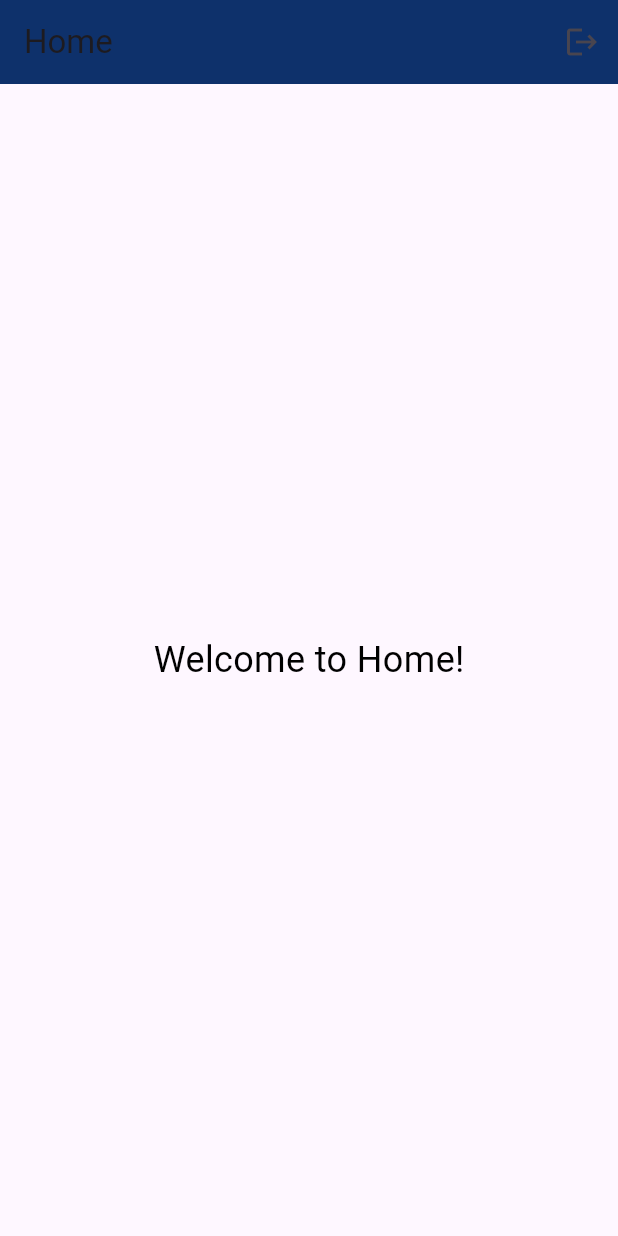
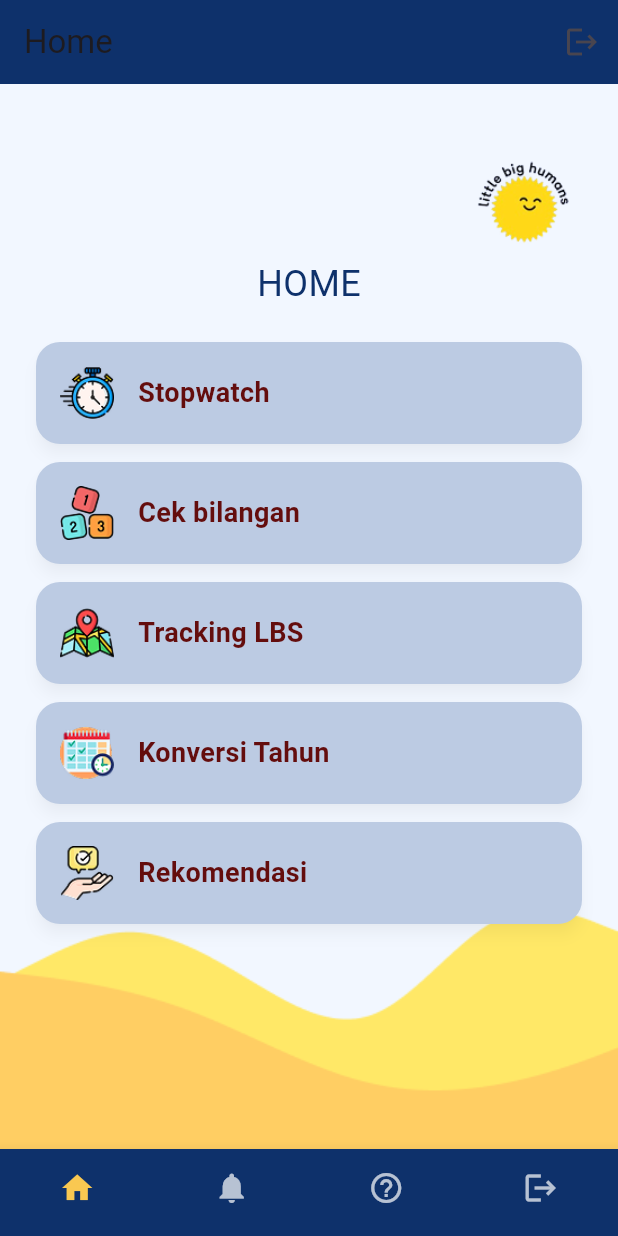
Before and after one commit to Ayazzzzzzz/Tugas3_TPM, a Flutter app: the Home screen opened directly, on a phone screen of 412 x 824 dp. Run offline on Flutter 3.47's test engine with Material 3 defaults, Android fonts, the phone set to English and light mode, and no system bars; our stand-ins replace geolocator, google_fonts, google_maps_flutter, shared_preferences; accounts and stored records are empty.

Commit message:
home, tp belum kelar

```diff
--- a/lib/home.dart
+++ b/lib/home.dart
@@ -1,5 +1,13 @@
 import 'package:flutter/material.dart';
-import 'package:tugas3_tpm/login.dart';
+import 'package:google_fonts/google_fonts.dart';
+import 'package:shared_preferences/shared_preferences.dart';
+import 'login.dart';
+import 'package:tugas3_tpm/pages/stopwatch.dart';
+import 'package:tugas3_tpm/pages/cekbilangan.dart';
+import 'package:tugas3_tpm/pages/lbs_tracking.dart';
+import 'package:tugas3_tpm/pages/konversi_waktu.dart';
+import 'package:tugas3_tpm/pages/rekomendasi_list.dart';
+
 
 class Home extends StatelessWidget {
   const Home({super.key});
@@ -15,15 +23,16 @@ class Home extends StatelessWidget {
             TextButton(
               child: const Text('Batal'),
               onPressed: () {
-                Navigator.of(dialogContext).pop(); // Tutup dialog
+                Navigator.of(dialogContext).pop();
               },
             ),
             TextButton(
               child: const Text('Logout'),
-              onPressed: () {
-                Navigator.of(dialogContext).pop(); // Tutup dialog
-
-                // Arahkan langsung ke halaman login dan hapus semua route sebelumnya
+              onPressed: () async {
+                SharedPreferences prefs = await SharedPreferences.getInstance();
+                await prefs.remove('isLoggedIn');
+                await prefs.remove('userEmail');
+                Navigator.of(dialogContext).pop();
                 Navigator.of(context).pushAndRemoveUntil(
                   MaterialPageRoute(builder: (context) => const Login()),
                       (route) => false,
@@ -36,12 +45,54 @@ class Home extends StatelessWidget {
     );
   }
 
+  Widget buildMenuButton(String title, String assetPath, VoidCallback onTap) {
+    return Padding(
+      padding: const EdgeInsets.symmetric(vertical: 6.0),
+      child: Material(
+        color: Colors.transparent,
+        elevation: 4,
+        borderRadius: BorderRadius.circular(16),
+        shadowColor: Colors.black.withOpacity(0.2),
+        child: InkWell(
+          onTap: onTap,
+          borderRadius: BorderRadius.circular(16),
+          splashColor: Colors.yellow.withOpacity(0.2),
+          child: Container(
+            width: double.infinity,
+            decoration: BoxDecoration(
+              color: const Color(0xFFBCCBE3),
+              borderRadius: BorderRadius.circular(16),
+            ),
+            padding: const EdgeInsets.symmetric(vertical: 16.0, horizontal: 16.0),
+            child: Row(
+              children: [
+                Image.asset(assetPath, width: 36, height: 36),
+                const SizedBox(width: 16),
+                Expanded(
+                  child: Text(
+                    title,
+                    style: GoogleFonts.inriaSans(
+                      fontSize: 18,
+                      fontWeight: FontWeight.w700,
+                      color: const Color(0xFF640D0D),
+                    ),
+                  ),
+                ),
+              ],
+            ),
+          ),
+        ),
+      ),
+    );
+  }
+
   @override
   Widget build(BuildContext context) {
     return Scaffold(
+      backgroundColor: const Color(0xFFF2F7FF),
       appBar: AppBar(
         title: const Text('Home'),
-        backgroundColor: const Color.fromARGB(255, 14, 49, 107),
+        backgroundColor: const Color(0xFF0E316B),
         actions: [
           IconButton(
             icon: const Icon(Icons.logout),
@@ -50,11 +101,97 @@ class Home extends StatelessWidget {
           ),
         ],
       ),
-      body: const Center(
-        child: Text(
-          'Welcome to Home!',
-          style: TextStyle(fontSize: 24, color: Colors.black),
-        ),
+      body: Stack(
+        children: [
+          Align(
+            alignment: Alignment.bottomCenter,
+            child: Image.asset(
+              "asset/bg.png",
+              fit: BoxFit.cover,
+              width: double.infinity,
+            ),
+          ),
+          Padding(
+            padding: const EdgeInsets.symmetric(horizontal: 24.0, vertical: 48.0),
+            child: Column(
+              children: [
+                Align(
+                  alignment: Alignment.topRight,
+                  child: Image.asset("asset/logo.png", height: 60),
+                ),
+                const SizedBox(height: 8),
+                Center(
+                  child: Text(
+                    "HOME",
+                    style: GoogleFonts.rubikMonoOne(
+                      fontSize: 24,
+                      color: const Color(0xFF0E316B),
+                    ),
+                  ),
+                ),
+                const SizedBox(height: 16),
+                Expanded(
+                  child: SingleChildScrollView(
+                    child: Column(
+                      children: [
+                        buildMenuButton("Stopwatch", "asset/Stopwatch.png", () {
+                          Navigator.push(
+                            context,
+                            MaterialPageRoute(builder: (context) => const StopwatchPage()),
+                          );
+                        }),
+
+                        buildMenuButton("Cek bilangan", "asset/Numbers.png", () {
+                          Navigator.push(
+                            context,
+                            MaterialPageRoute(builder: (context) => const CekBilangan()),
+                          );
+                        }),
+
+                        buildMenuButton("Tracking LBS", "asset/Map.png", () {
+                          Navigator.push(
+                            context,
+                            MaterialPageRoute(builder: (context) => const LBSTrackingPage()),
+                          );
+                        }),
+
+                        buildMenuButton("Konversi Tahun", "asset/Timetable.png", () {
+                          Navigator.push(
+                            context,
+                            MaterialPageRoute(builder: (context) => KonversiWaktuPage()),
+                          );
+                        }),
+
+                        buildMenuButton("Rekomendasi", "asset/Advice.png", () {
+                          Navigator.push(
+                            context,
+                            MaterialPageRoute(builder: (context) => const RekomendasiList()),
+                          );
+                        }),
+
+                      ],
+                    ),
+                  ),
+                ),
+              ],
+            ),
+          ),
+        ],
+      ),
+      bottomNavigationBar: BottomNavigationBar(
+        backgroundColor: const Color(0xFF0E316B),
+        selectedItemColor: const Color(0xFFF9C851),
+        unselectedItemColor: Colors.white70,
+        showSelectedLabels: false,
+        showUnselectedLabels: false,
+        type: BottomNavigationBarType.fixed,
+        elevation: 8,
+        items: const [
+          BottomNavigationBarItem(icon: Icon(Icons.home), label: 'Home'),
+          BottomNavigationBarItem(icon: Icon(Icons.notifications), label: 'Notifikasi'),
+          BottomNavigationBarItem(icon: Icon(Icons.help_outline), label: 'Bantuan'),
+          BottomNavigationBarItem(icon: Icon(Icons.logout), label: 'Keluar'),
+        ],
       ),
     );
   }
--- a/pubspec.yaml
+++ b/pubspec.yaml
@@ -37,6 +37,8 @@ dependencies:
   cupertino_icons: ^1.0.8
   url_launcher: ^6.2.5
   shared_preferences: ^2.2.2
+  geolocator: ^9.0.1
+  google_maps_flutter: ^2.2.0
 
 dev_dependencies:
   flutter_test:
```
Also changed, not shown: asset/Advice.png (added), asset/Map.png (added), asset/Numbers.png (added), asset/Stopwatch.png (added), asset/Timetable.png (added), pubspec.lock, 3 other files.
